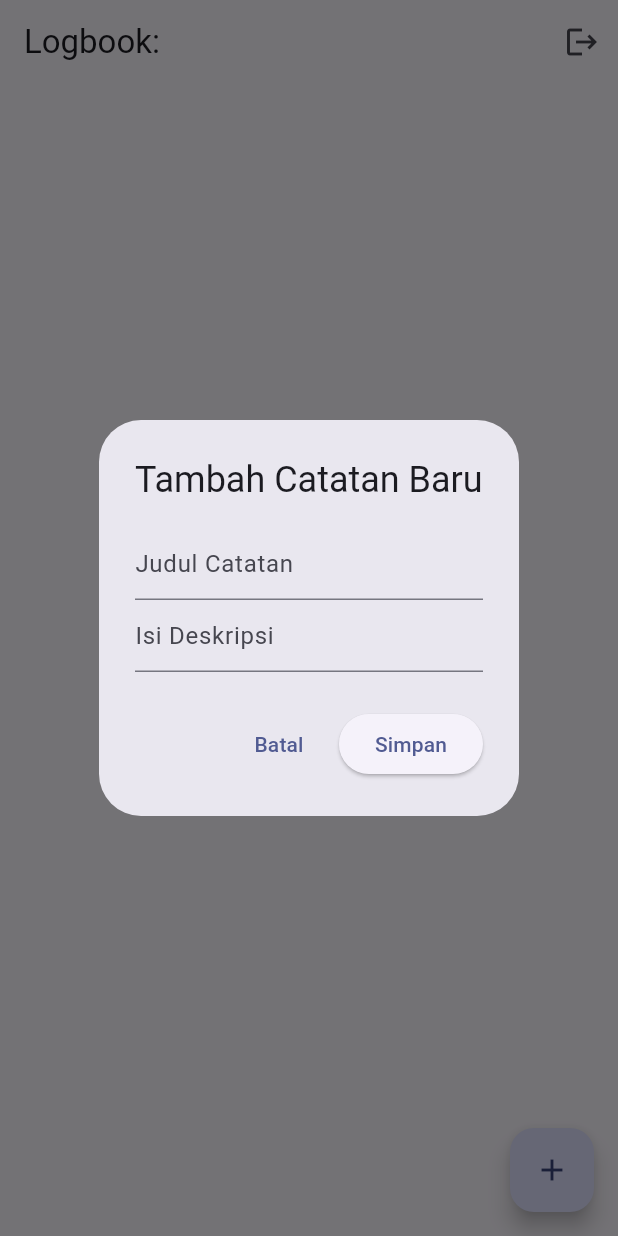
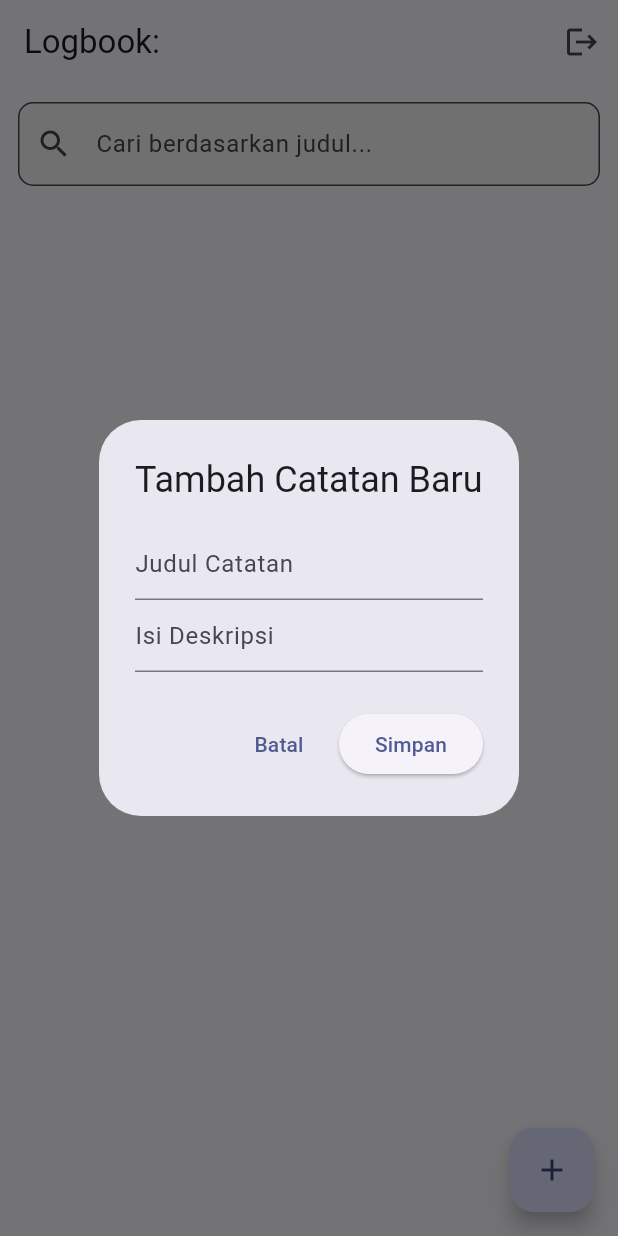
Before and after one commit to ihsan-ramadhan/PY4_2C_D3_2024_Modul3_083, a Flutter app: the LogView screen opened directly with empty values, after a tap on the "add" icon, on a phone screen of 412 x 824 dp. Run offline on Flutter 3.47's test engine with Material 3 defaults, Android fonts, the light colour scheme and no system bars; our stand-ins replace shared_preferences; accounts and stored records are empty.

Commit message:
Homework: search feature

```diff
--- a/logbook_app_083/lib/features/logbook/log_view.dart
+++ b/logbook_app_083/lib/features/logbook/log_view.dart
@@ -17,6 +17,8 @@ class _LogViewState extends State<LogView> {
   // 1. Tambahkan Controller untuk menangkap input di dalam State
   final TextEditingController _titleController = TextEditingController();
   final TextEditingController _contentController = TextEditingController();
+  final TextEditingController _searchController = TextEditingController();
+  String _searchQuery = "";
 
   void _showAddLogDialog() {
     showDialog(
@@ -48,10 +50,6 @@ class _LogViewState extends State<LogView> {
                 _titleController.text,
                 _contentController.text,
               );
-
-              // Trigger UI Refresh
-              setState(() {});
-
               // Bersihkan input dan tutup dialog
               _titleController.clear();
               _contentController.clear();
@@ -119,6 +117,14 @@ class _LogViewState extends State<LogView> {
   }
 
   @override
+  void dispose() {
+    _titleController.dispose();
+    _contentController.dispose();
+    _searchController.dispose();
+    super.dispose();
+  }
+
+  @override
   Widget build(BuildContext context) {
     return Scaffold(
       appBar: AppBar(
@@ -127,16 +133,45 @@ class _LogViewState extends State<LogView> {
           IconButton(icon: const Icon(Icons.logout), onPressed: _handleLogout),
         ],
       ),
-
-      body: ValueListenableBuilder<List<LogModel>>(
+      body: Column(
+        children: [
+          Padding(
+            padding: const EdgeInsets.all(12.0),
+            child: TextField(
+              controller: _searchController,
+              decoration: InputDecoration(
+                hintText: "Cari berdasarkan judul...",
+                prefixIcon: const Icon(Icons.search),
+                border: OutlineInputBorder(
+                  borderRadius: BorderRadius.circular(10),
+                ),
+                filled: true,
+                fillColor: Colors.grey[100],
+              ),
+              onChanged: (value) {
+                setState(() {
+                  _searchQuery = value.toLowerCase();
+                });
+              },
+            ),
+          ),
+          Expanded(
+            child: ValueListenableBuilder<List<LogModel>>(
               valueListenable: _controller.logsNotifier,
               builder: (context, currentLogs, child) {
-          if (currentLogs.isEmpty) return const Center(child: Text("Belum ada catatan logbook."));
+                final filteredLogs = currentLogs.where((log) {
+                  return log.title.toLowerCase().contains(_searchQuery);
+                }).toList();
+
+                if (filteredLogs.isEmpty) {return const Center(child: Text("Belum ada catatan logbook."));
+                }
                 return ListView.builder(
-            itemCount: currentLogs.length,
+                  itemCount: filteredLogs.length,
                   itemBuilder: (context, index) {
-              final log = currentLogs[index];
+                    final log = filteredLogs[index];
+                    final originalIndex = currentLogs.indexOf(log);
                     return Card(
+                      margin: const EdgeInsets.symmetric(horizontal: 12, vertical: 4),
                       child: ListTile(
                         leading: const Icon(Icons.note),
                         title: Text(log.title),
@@ -145,13 +180,11 @@ class _LogViewState extends State<LogView> {
                           children: [
                             IconButton(
                               icon: const Icon(Icons.edit, color: Colors.blue),
-                        onPressed: () => _showEditLogDialog(index, log), // Fungsi edit
+                              onPressed: () => _showEditLogDialog(originalIndex, log),
                             ),
                             IconButton(
                               icon: const Icon(Icons.delete, color: Colors.red),
-                        onPressed: () {
-                          setState(() => _controller.removeLog(index));
-                        },
+                              onPressed: () => _controller.removeLog(originalIndex),
                             ),
                           ],
                         ),
@@ -161,7 +194,9 @@ class _LogViewState extends State<LogView> {
                 );
               },
             ),
-
+          ),
+        ],
+      ),
       floatingActionButton: FloatingActionButton(
         onPressed: _showAddLogDialog, // Panggil fungsi dialog yang baru dibuat
         child: const Icon(Icons.add),
```
Lines whose indentation alone changed are shown as unchanged.
